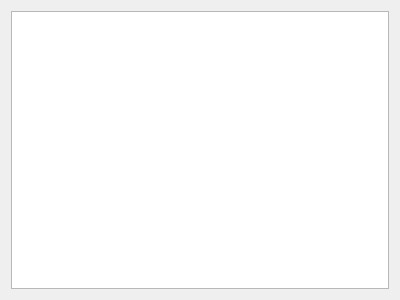
This is widget.ui in JKSH/QtDataTreeModels as Qt 5 draws it before an edit. The edited form follows.
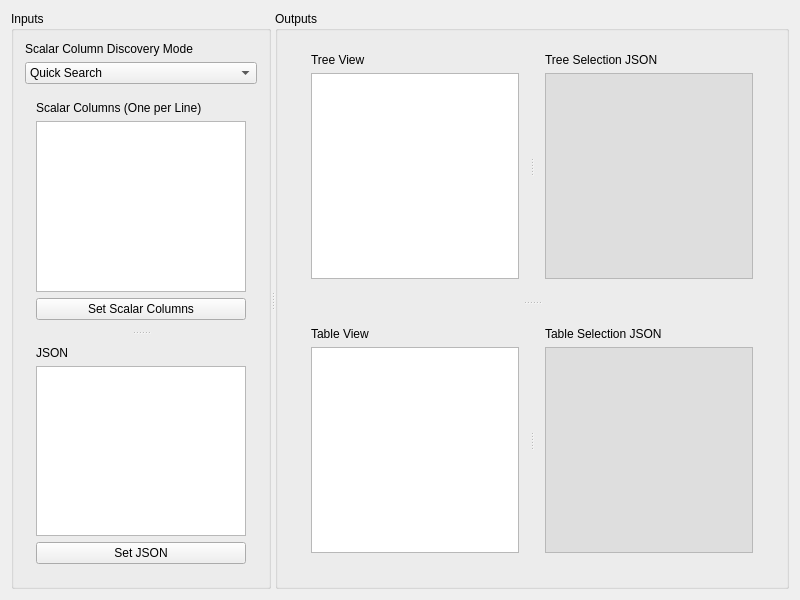
This is the edited form.

Commit message: Flesh out test widget

What changed in the file:
```diff
--- a/widget.ui
+++ b/widget.ui
@@ -6,16 +6,319 @@
    <rect>
     <x>0</x>
     <y>0</y>
-    <width>400</width>
-    <height>300</height>
+    <width>800</width>
+    <height>600</height>
    </rect>
   </property>
   <property name="windowTitle">
    <string>Widget</string>
   </property>
-  <layout class="QVBoxLayout" name="verticalLayout_2">
+  <layout class="QHBoxLayout" name="horizontalLayout">
    <item>
-    <widget class="QTreeView" name="treeView"/>
+    <widget class="QSplitter" name="splitter_2">
+     <property name="orientation">
+      <enum>Qt::Horizontal</enum>
+     </property>
+     <property name="childrenCollapsible">
+      <bool>false</bool>
+     </property>
+     <widget class="QGroupBox" name="groupBox">
+      <property name="title">
+       <string>Inputs</string>
+      </property>
+      <layout class="QVBoxLayout" name="verticalLayout_3">
+       <item>
+        <layout class="QVBoxLayout" name="verticalLayout_4">
+         <item>
+          <widget class="QLabel" name="label_3">
+           <property name="text">
+            <string>Scalar Column Discovery Mode</string>
+           </property>
+          </widget>
+         </item>
+         <item>
+          <widget class="QComboBox" name="comboBox">
+           <property name="currentIndex">
+            <number>1</number>
+           </property>
+           <item>
+            <property name="text">
+             <string>Manual</string>
+            </property>
+           </item>
+           <item>
+            <property name="text">
+             <string>Quick Search</string>
+            </property>
+           </item>
+           <item>
+            <property name="text">
+             <string>Comprehensive Search</string>
+            </property>
+           </item>
+          </widget>
+         </item>
+        </layout>
+       </item>
+       <item>
+        <widget class="QSplitter" name="splitter">
+         <property name="orientation">
+          <enum>Qt::Vertical</enum>
+         </property>
+         <property name="childrenCollapsible">
+          <bool>false</bool>
+         </property>
+         <widget class="QWidget" name="verticalLayoutWidget">
+          <layout class="QVBoxLayout" name="verticalLayout">
+           <item>
+            <widget class="QLabel" name="label">
+             <property name="text">
+              <string>Scalar Columns (One per Line)</string>
+             </property>
+            </widget>
+           </item>
+           <item>
+            <widget class="QTextEdit" name="te_scalarColumns"/>
+           </item>
+           <item>
+            <widget class="QPushButton" name="pb_setScalarColumns">
+             <property name="text">
+              <string>Set Scalar Columns</string>
+             </property>
+            </widget>
+           </item>
+          </layout>
+         </widget>
+         <widget class="QWidget" name="verticalLayoutWidget_2">
+          <layout class="QVBoxLayout" name="verticalLayout_2">
+           <item>
+            <widget class="QLabel" name="label_2">
+             <property name="text">
+              <string>JSON</string>
+             </property>
+            </widget>
+           </item>
+           <item>
+            <widget class="QTextEdit" name="te_json"/>
+           </item>
+           <item>
+            <widget class="QPushButton" name="pb_setJson">
+             <property name="text">
+              <string>Set JSON</string>
+             </property>
+            </widget>
+           </item>
+          </layout>
+         </widget>
+        </widget>
+       </item>
+      </layout>
+     </widget>
+     <widget class="QGroupBox" name="groupBox_2">
+      <property name="title">
+       <string>Outputs</string>
+      </property>
+      <layout class="QVBoxLayout" name="verticalLayout_7">
+       <item>
+        <widget class="QSplitter" name="splitter_5">
+         <property name="orientation">
+          <enum>Qt::Vertical</enum>
+         </property>
+         <widget class="QWidget" name="verticalLayoutWidget_4">
+          <layout class="QVBoxLayout" name="verticalLayout_5">
+           <property name="topMargin">
+            <number>0</number>
+           </property>
+           <item>
+            <widget class="QSplitter" name="sp_treeView">
+             <property name="sizePolicy">
+              <sizepolicy hsizetype="Expanding" vsizetype="Expanding">
+               <horstretch>0</horstretch>
+               <verstretch>0</verstretch>
+              </sizepolicy>
+             </property>
+             <property name="orientation">
+              <enum>Qt::Horizontal</enum>
+             </property>
+             <widget class="QWidget" name="verticalLayoutWidget_3">
+              <layout class="QVBoxLayout" name="verticalLayout_8">
+               <item>
+                <widget class="QLabel" name="label_4">
+                 <property name="text">
+                  <string>Tree View</string>
+                 </property>
+                </widget>
+               </item>
+               <item>
+                <widget class="QTreeView" name="treeView"/>
+               </item>
+              </layout>
+             </widget>
+             <widget class="QWidget" name="verticalLayoutWidget_4">
+              <layout class="QVBoxLayout" name="verticalLayout_9">
+               <item>
+                <widget class="QLabel" name="label_6">
+                 <property name="text">
+                  <string>Tree Selection JSON</string>
+                 </property>
+                </widget>
+               </item>
+               <item>
+                <widget class="QTextEdit" name="ter_treeView">
+                 <property name="palette">
+                  <palette>
+                   <active>
+                    <colorrole role="Base">
+                     <brush brushstyle="SolidPattern">
+                      <color alpha="255">
+                       <red>222</red>
+                       <green>222</green>
+                       <blue>222</blue>
+                      </color>
+                     </brush>
+                    </colorrole>
+                   </active>
+                   <inactive>
+                    <colorrole role="Base">
+                     <brush brushstyle="SolidPattern">
+                      <color alpha="255">
+                       <red>222</red>
+                       <green>222</green>
+                       <blue>222</blue>
+                      </color>
+                     </brush>
+                    </colorrole>
+                   </inactive>
+                   <disabled>
+                    <colorrole role="Base">
+                     <brush brushstyle="SolidPattern">
+                      <color alpha="255">
+                       <red>240</red>
+                       <green>240</green>
+                       <blue>240</blue>
+                      </color>
+                     </brush>
+                    </colorrole>
+                   </disabled>
+                  </palette>
+                 </property>
+                 <property name="undoRedoEnabled">
+                  <bool>false</bool>
+                 </property>
+                 <property name="acceptRichText">
+                  <bool>false</bool>
+                 </property>
+                 <property name="textInteractionFlags">
+                  <set>Qt::TextSelectableByKeyboard|Qt::TextSelectableByMouse</set>
+                 </property>
+                </widget>
+               </item>
+              </layout>
+             </widget>
+            </widget>
+           </item>
+          </layout>
+         </widget>
+         <widget class="QWidget" name="verticalLayoutWidget_5">
+          <layout class="QVBoxLayout" name="verticalLayout_6">
+           <item>
+            <widget class="QSplitter" name="sp_tableView">
+             <property name="sizePolicy">
+              <sizepolicy hsizetype="Expanding" vsizetype="Expanding">
+               <horstretch>0</horstretch>
+               <verstretch>0</verstretch>
+              </sizepolicy>
+             </property>
+             <property name="orientation">
+              <enum>Qt::Horizontal</enum>
+             </property>
+             <widget class="QWidget" name="verticalLayoutWidget_6">
+              <layout class="QVBoxLayout" name="verticalLayout_10">
+               <item>
+                <widget class="QLabel" name="label_5">
+                 <property name="text">
+                  <string>Table View</string>
+                 </property>
+                </widget>
+               </item>
+               <item>
+                <widget class="QTableView" name="tableView"/>
+               </item>
+              </layout>
+             </widget>
+             <widget class="QWidget" name="verticalLayoutWidget_7">
+              <layout class="QVBoxLayout" name="verticalLayout_11">
+               <item>
+                <widget class="QLabel" name="label_7">
+                 <property name="text">
+                  <string>Table Selection JSON</string>
+                 </property>
+                </widget>
+               </item>
+               <item>
+                <widget class="QTextEdit" name="ter_tableView">
+                 <property name="palette">
+                  <palette>
+                   <active>
+                    <colorrole role="Base">
+                     <brush brushstyle="SolidPattern">
+                      <color alpha="255">
+                       <red>222</red>
+                       <green>222</green>
+                       <blue>222</blue>
+                      </color>
+                     </brush>
+                    </colorrole>
+                   </active>
+                   <inactive>
+                    <colorrole role="Base">
+                     <brush brushstyle="SolidPattern">
+                      <color alpha="255">
+                       <red>222</red>
+                       <green>222</green>
+                       <blue>222</blue>
+                      </color>
+                     </brush>
+                    </colorrole>
+                   </inactive>
+                   <disabled>
+                    <colorrole role="Base">
+                     <brush brushstyle="SolidPattern">
+                      <color alpha="255">
+                       <red>240</red>
+                       <green>240</green>
+                       <blue>240</blue>
+                      </color>
+                     </brush>
+                    </colorrole>
+                   </disabled>
+                  </palette>
+                 </property>
+                 <property name="undoRedoEnabled">
+                  <bool>false</bool>
+                 </property>
+                 <property name="readOnly">
+                  <bool>true</bool>
+                 </property>
+                 <property name="acceptRichText">
+                  <bool>false</bool>
+                 </property>
+                 <property name="textInteractionFlags">
+                  <set>Qt::TextSelectableByKeyboard|Qt::TextSelectableByMouse</set>
+                 </property>
+                </widget>
+               </item>
+              </layout>
+             </widget>
+            </widget>
+           </item>
+          </layout>
+         </widget>
+        </widget>
+       </item>
+      </layout>
+     </widget>
+    </widget>
    </item>
   </layout>
  </widget>
```
The commit also changes 1 other file.
